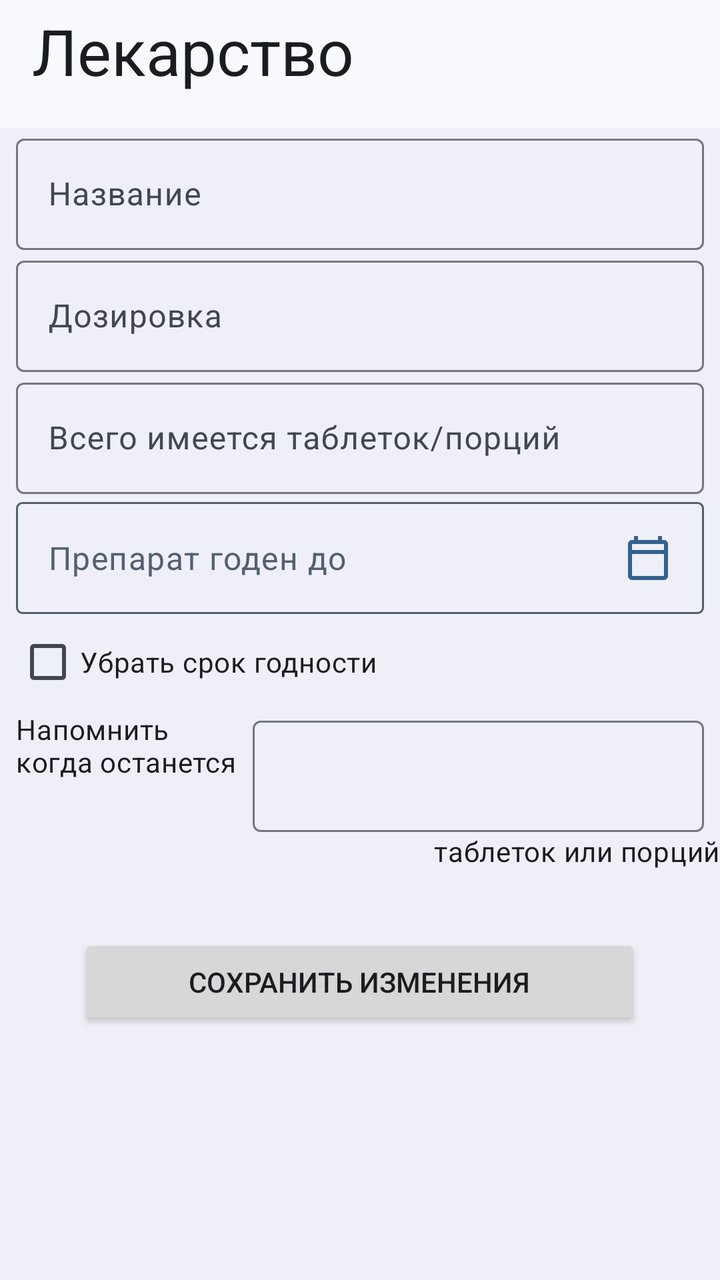
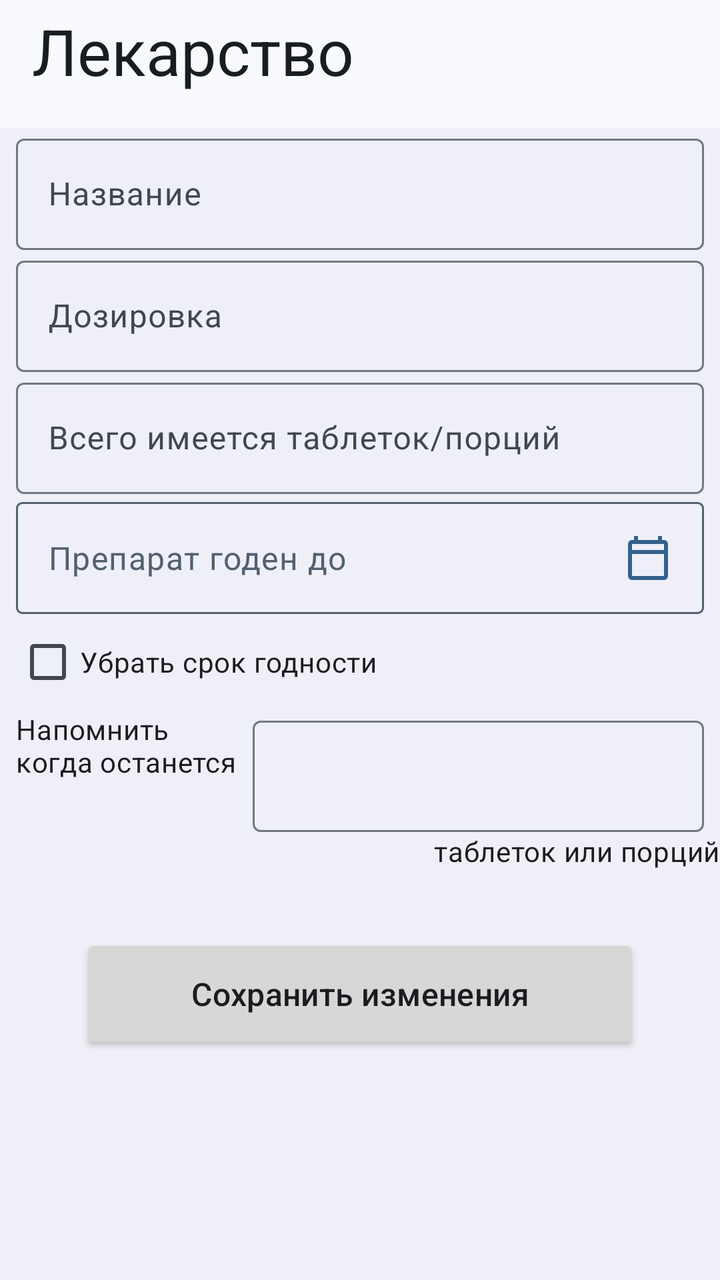

The first picture is an Android layout as it rendered before a commit; the second is the same layout after the commit. The layout source and the unified diff follow.
<!-- AndroidManifest.xml: application theme Base.Theme.Medicoom -->
<!-- res/layout/fragment_change_medicine.xml -->
<?xml version="1.0" encoding="utf-8"?>
<FrameLayout xmlns:android="http://schemas.android.com/apk/res/android"
    xmlns:app="http://schemas.android.com/apk/res-auto"
    xmlns:tools="http://schemas.android.com/tools"
    android:layout_width="match_parent"
    android:layout_height="match_parent"
    android:background="@color/md_theme_inverseOnSurface"
    tools:context=".fragments.ChangeMedicineFragment"
    android:tag="full_screen">

    <RelativeLayout
        android:layout_width="match_parent"
        android:layout_height="match_parent">

        <androidx.appcompat.widget.Toolbar
            android:id="@+id/my_toolbar_input_med"
            android:layout_width="match_parent"
            android:layout_height="?attr/actionBarSize"
            android:background="@color/md_theme_surface"
            android:gravity="top"
            app:title="Лекарство"
            app:titleTextAppearance="@style/TextAppearance.Material3.HeadlineLarge"
            app:titleTextColor="@color/md_theme_onSurface" />

        <com.google.android.material.textfield.TextInputLayout
            android:id="@+id/name_layout"
            android:layout_width="match_parent"
            android:layout_height="wrap_content"
            android:layout_below="@+id/my_toolbar_input_med"
            android:hint="@string/name"
            android:layout_marginEnd="8dp"
            android:layout_marginStart="8dp">

            <com.google.android.material.textfield.TextInputEditText
                android:id="@+id/name"
                android:layout_width="match_parent"
                android:layout_height="wrap_content" />
        </com.google.android.material.textfield.TextInputLayout>

        <com.google.android.material.textfield.TextInputLayout
            android:id="@+id/dosage_layout"
            android:layout_width="match_parent"
            android:layout_height="wrap_content"
            android:layout_below="@+id/name_layout"
            android:hint="@string/dosage"
            android:layout_marginEnd="8dp"
            android:layout_marginStart="8dp">

            <com.google.android.material.textfield.TextInputEditText
                android:id="@+id/dosage"
                android:layout_width="match_parent"
                android:layout_height="wrap_content" />
        </com.google.android.material.textfield.TextInputLayout>

        <com.google.android.material.textfield.TextInputLayout
            android:layout_marginEnd="8dp"
            android:layout_marginStart="8dp"
            android:id="@+id/num_of_tablets_layout"
            android:layout_width="match_parent"
            android:layout_height="wrap_content"
            android:layout_below="@+id/dosage_layout"
            android:hint="@string/num_of_tablets">

            <com.google.android.material.textfield.TextInputEditText
                android:id="@+id/num_of_tablets"
                android:layout_width="match_parent"
                android:layout_height="wrap_content"
                android:inputType="number"/>
        </com.google.android.material.textfield.TextInputLayout>

        <RelativeLayout
            android:layout_marginEnd="8dp"
            android:layout_marginStart="8dp"
            android:id="@+id/input_date_layout"
            android:layout_width="match_parent"
            android:layout_height="56dp"
            android:background="@drawable/outlined_rounded_rect"
            android:layout_below="@+id/num_of_tablets_layout"
            android:layout_marginTop="4dp">

            <TextView
                android:id="@+id/input_date"
                android:layout_width="match_parent"
                android:layout_height="wrap_content"
                android:layout_marginStart="16dp"
                android:text="@string/good_until"
                android:textAppearance="@style/TextAppearance.Material3.BodyLarge"
                android:layout_centerVertical="true"
                android:textColor="@color/md_theme_secondary"/>
            <ImageView
                android:layout_width="wrap_content"
                android:layout_height="wrap_content"
                android:src="@drawable/calendar_today"
                android:layout_alignParentEnd="true"
                android:layout_marginEnd="16dp"
                android:layout_centerVertical="true"/>
        </RelativeLayout>
        <CheckBox android:layout_width="wrap_content"
            android:layout_marginEnd="8dp"
            android:layout_marginStart="8dp"
            android:layout_height="wrap_content"
            android:layout_below="@+id/input_date_layout"
            android:id="@+id/without_date_chb"
            android:text="@string/remove_date"/>

        <TextView
            android:layout_width="wrap_content"
            android:layout_marginStart="8dp"
            android:layout_height="wrap_content"
            android:text="@string/remind_me_when"
            android:layout_below="@+id/without_date_chb"
            android:textAppearance="@style/TextAppearance.Material3.BodyMedium"
            android:id="@+id/remind_when"/>
        <com.google.android.material.textfield.TextInputLayout
            android:layout_marginEnd="8dp"
            android:layout_marginStart="8dp"
            android:id="@+id/input_min_tablets"
            android:layout_width="match_parent"
            android:layout_height="wrap_content"
            android:layout_toEndOf="@+id/remind_when"
            android:layout_below="@+id/without_date_chb"
            android:hint="">

            <com.google.android.material.textfield.TextInputEditText
                android:id="@+id/min_tablets"
                android:layout_width="match_parent"
                android:layout_height="wrap_content"
                android:inputType="number" />
        </com.google.android.material.textfield.TextInputLayout>
        <TextView
            android:layout_width="wrap_content"
            android:layout_height="wrap_content"
            android:text="@string/tablets_or_portions"
            android:layout_below="@+id/input_min_tablets"
            android:layout_alignParentEnd="true"
            android:textAppearance="@style/TextAppearance.Material3.BodyMedium"
            android:layout_marginStart="8dp"
            android:id="@+id/tabs_or_port"/>
        <Button
            android:id="@+id/save"
            android:layout_width="wrap_content"
            android:layout_height="wrap_content" android:text="@string/save_changes"
            android:layout_below="@+id/tabs_or_port"
            android:paddingEnd="55dp"
            android:paddingStart="55dp"
            android:layout_marginTop="32dp"
            android:layout_centerHorizontal="true">
        </Button>
    </RelativeLayout>
</FrameLayout>
<!-- resources referenced by this layout -->
<resources>
  <color name="md_theme_inverseOnSurface">#EFF0F7</color>
  <color name="md_theme_onSurface">#191C20</color>
  <color name="md_theme_secondary">#526070</color>
  <color name="md_theme_surface">#F8F9FF</color>
  <string name="dosage">Дозировка</string>
  <string name="good_until">Препарат годен до</string>
  <string name="name">Название</string>
  <string name="num_of_tablets">Всего имеется таблеток/порций</string>
  <string name="remind_me_when">Напомнить \nкогда останется</string>
  <string name="remove_date">Убрать срок годности</string>
  <string name="save_changes">Сохранить изменения</string>
  <string name="tablets_or_portions">таблеток или порций</string>
  <color name="md_theme_primary">#34618D</color>
  <color name="md_theme_onPrimary">#FFFFFF</color>
  <color name="md_theme_primaryContainer">#D0E4FF</color>
  <color name="md_theme_onPrimaryContainer">#001D35</color>
  <color name="md_theme_onSecondary">#FFFFFF</color>
  <color name="md_theme_secondaryContainer">#D6E4F7</color>
  <color name="md_theme_onSecondaryContainer">#0F1D2A</color>
  <color name="md_theme_tertiary">#33618D</color>
  <color name="md_theme_onTertiary">#FFFFFF</color>
  <color name="md_theme_tertiaryContainer">#D0E4FF</color>
  <color name="md_theme_onTertiaryContainer">#001D34</color>
  <color name="md_theme_error">#BA1A1A</color>
  <color name="md_theme_onError">#FFFFFF</color>
  <color name="md_theme_errorContainer">#FFDAD6</color>
  <color name="md_theme_onErrorContainer">#410002</color>
  <color name="md_theme_background">#F8F9FF</color>
  <color name="md_theme_onBackground">#191C20</color>
  <color name="md_theme_surfaceVariant">#DFE3EB</color>
  <color name="md_theme_onSurfaceVariant">#42474E</color>
  <color name="md_theme_outline">#73777F</color>
  <color name="md_theme_outlineVariant">#C2C7CF</color>
  <color name="md_theme_inverseSurface">#2D3135</color>
  <color name="md_theme_inversePrimary">#9ECAFC</color>
  <color name="md_theme_primaryFixed">#D0E4FF</color>
  <color name="md_theme_onPrimaryFixed">#001D35</color>
  <color name="md_theme_primaryFixedDim">#9ECAFC</color>
  <color name="md_theme_onPrimaryFixedVariant">#164974</color>
  <color name="md_theme_secondaryFixed">#D6E4F7</color>
  <color name="md_theme_onSecondaryFixed">#0F1D2A</color>
  <color name="md_theme_secondaryFixedDim">#BAC8DB</color>
  <color name="md_theme_onSecondaryFixedVariant">#3B4857</color>
  <color name="md_theme_tertiaryFixed">#D0E4FF</color>
  <color name="md_theme_onTertiaryFixed">#001D34</color>
  <color name="md_theme_tertiaryFixedDim">#9ECAFC</color>
  <color name="md_theme_onTertiaryFixedVariant">#154974</color>
  <color name="md_theme_surfaceDim">#D8DAE0</color>
  <color name="md_theme_surfaceBright">#F8F9FF</color>
  <color name="md_theme_surfaceContainerLowest">#FFFFFF</color>
  <color name="md_theme_surfaceContainerLow">#F2F3F9</color>
  <color name="md_theme_surfaceContainer">#ECEEF4</color>
  <color name="md_theme_surfaceContainerHigh">#E6E8EE</color>
  <color name="md_theme_surfaceContainerHighest">#E1E2E8</color>
  <!-- unchanged entries left out for length: 3 -->
</resources>

<!-- the commit's change to res/layout/fragment_change_medicine.xml (unified diff, before → after) -->
@@ -5,8 +5,8 @@
     android:layout_width="match_parent"
     android:layout_height="match_parent"
     android:background="@color/md_theme_inverseOnSurface"
-    tools:context=".fragments.ChangeMedicineFragment"
-    android:tag="full_screen">
+    android:tag="full_screen"
+    tools:context=".fragments.ChangeMedicineFragment">
 
     <RelativeLayout
         android:layout_width="match_parent"
@@ -27,9 +27,9 @@
             android:layout_width="match_parent"
             android:layout_height="wrap_content"
             android:layout_below="@+id/my_toolbar_input_med"
-            android:hint="@string/name"
+            android:layout_marginStart="8dp"
             android:layout_marginEnd="8dp"
-            android:layout_marginStart="8dp">
+            android:hint="@string/name">
 
             <com.google.android.material.textfield.TextInputEditText
                 android:id="@+id/name"
@@ -42,9 +42,9 @@
             android:layout_width="match_parent"
             android:layout_height="wrap_content"
             android:layout_below="@+id/name_layout"
-            android:hint="@string/dosage"
+            android:layout_marginStart="8dp"
             android:layout_marginEnd="8dp"
-            android:layout_marginStart="8dp">
+            android:hint="@string/dosage">
 
             <com.google.android.material.textfield.TextInputEditText
                 android:id="@+id/dosage"
@@ -53,72 +53,76 @@
         </com.google.android.material.textfield.TextInputLayout>
 
         <com.google.android.material.textfield.TextInputLayout
-            android:layout_marginEnd="8dp"
-            android:layout_marginStart="8dp"
             android:id="@+id/num_of_tablets_layout"
             android:layout_width="match_parent"
             android:layout_height="wrap_content"
             android:layout_below="@+id/dosage_layout"
+            android:layout_marginStart="8dp"
+            android:layout_marginEnd="8dp"
             android:hint="@string/num_of_tablets">
 
             <com.google.android.material.textfield.TextInputEditText
                 android:id="@+id/num_of_tablets"
                 android:layout_width="match_parent"
                 android:layout_height="wrap_content"
-                android:inputType="number"/>
+                android:inputType="number" />
         </com.google.android.material.textfield.TextInputLayout>
 
         <RelativeLayout
-            android:layout_marginEnd="8dp"
-            android:layout_marginStart="8dp"
             android:id="@+id/input_date_layout"
             android:layout_width="match_parent"
             android:layout_height="56dp"
-            android:background="@drawable/outlined_rounded_rect"
             android:layout_below="@+id/num_of_tablets_layout"
-            android:layout_marginTop="4dp">
+            android:layout_marginStart="8dp"
+            android:layout_marginTop="4dp"
+            android:layout_marginEnd="8dp"
+            android:background="@drawable/outlined_rounded_rect">
 
             <TextView
                 android:id="@+id/input_date"
                 android:layout_width="match_parent"
                 android:layout_height="wrap_content"
+                android:layout_centerVertical="true"
                 android:layout_marginStart="16dp"
                 android:text="@string/good_until"
                 android:textAppearance="@style/TextAppearance.Material3.BodyLarge"
-                android:layout_centerVertical="true"
-                android:textColor="@color/md_theme_secondary"/>
+                android:textColor="@color/md_theme_secondary" />
+
             <ImageView
                 android:layout_width="wrap_content"
                 android:layout_height="wrap_content"
-                android:src="@drawable/calendar_today"
                 android:layout_alignParentEnd="true"
+                android:layout_centerVertical="true"
                 android:layout_marginEnd="16dp"
-                android:layout_centerVertical="true"/>
+                android:src="@drawable/calendar_today" />
         </RelativeLayout>
-        <CheckBox android:layout_width="wrap_content"
-            android:layout_marginEnd="8dp"
-            android:layout_marginStart="8dp"
+
+        <CheckBox
+            android:id="@+id/without_date_chb"
+            android:layout_width="wrap_content"
             android:layout_height="wrap_content"
             android:layout_below="@+id/input_date_layout"
-            android:id="@+id/without_date_chb"
-            android:text="@string/remove_date"/>
+            android:layout_marginStart="8dp"
+            android:layout_marginEnd="8dp"
+            android:text="@string/remove_date" />
 
         <TextView
+            android:id="@+id/remind_when"
             android:layout_width="wrap_content"
+            android:layout_height="wrap_content"
+            android:layout_below="@+id/without_date_chb"
             android:layout_marginStart="8dp"
-            android:layout_height="wrap_content"
             android:text="@string/remind_me_when"
-            android:layout_below="@+id/without_date_chb"
-            android:textAppearance="@style/TextAppearance.Material3.BodyMedium"
-            android:id="@+id/remind_when"/>
+            android:textAppearance="@style/TextAppearance.Material3.BodyMedium" />
+
         <com.google.android.material.textfield.TextInputLayout
-            android:layout_marginEnd="8dp"
-            android:layout_marginStart="8dp"
             android:id="@+id/input_min_tablets"
             android:layout_width="match_parent"
             android:layout_height="wrap_content"
+            android:layout_below="@+id/without_date_chb"
+            android:layout_marginStart="8dp"
+            android:layout_marginEnd="8dp"
             android:layout_toEndOf="@+id/remind_when"
-            android:layout_below="@+id/without_date_chb"
             android:hint="">
 
             <com.google.android.material.textfield.TextInputEditText
@@ -127,24 +131,22 @@
                 android:layout_height="wrap_content"
                 android:inputType="number" />
         </com.google.android.material.textfield.TextInputLayout>
+
         <TextView
+            android:id="@+id/tabs_or_port"
             android:layout_width="wrap_content"
             android:layout_height="wrap_content"
-            android:text="@string/tablets_or_portions"
             android:layout_below="@+id/input_min_tablets"
             android:layout_alignParentEnd="true"
-            android:textAppearance="@style/TextAppearance.Material3.BodyMedium"
             android:layout_marginStart="8dp"
-            android:id="@+id/tabs_or_port"/>
+            android:text="@string/tablets_or_portions"
+            android:textAppearance="@style/TextAppearance.Material3.BodyMedium" />
+
         <Button
             android:id="@+id/save"
-            android:layout_width="wrap_content"
-            android:layout_height="wrap_content" android:text="@string/save_changes"
+            style="@style/save_button"
             android:layout_below="@+id/tabs_or_port"
-            android:paddingEnd="55dp"
-            android:paddingStart="55dp"
-            android:layout_marginTop="32dp"
-            android:layout_centerHorizontal="true">
-        </Button>
+            android:layout_centerHorizontal="true"
+            android:text="@string/save_changes"></Button>
     </RelativeLayout>
 </FrameLayout>
<!-- resource entries referenced after the edit -->
@@ -12,6 +12,15 @@
   <string name="remove_date">Убрать срок годности</string>
   <string name="save_changes">Сохранить изменения</string>
   <string name="tablets_or_portions">таблеток или порций</string>
+  <style name="save_button">
+          <item name="android:layout_width">wrap_content</item>
+          <item name="android:layout_height">60dp</item>
+          <item name="android:paddingEnd">55dp</item>
+          <item name="android:paddingStart">55dp</item>
+          <item name="android:layout_marginTop">32dp</item>
+          <item name="android:textAppearance">@style/TextAppearance.Material3.TitleMedium</item>
+          <item name="color">@color/md_theme_primary</item>
+      </style>
   <color name="md_theme_primary">#34618D</color>
   <color name="md_theme_onPrimary">#FFFFFF</color>
   <color name="md_theme_primaryContainer">#D0E4FF</color>
